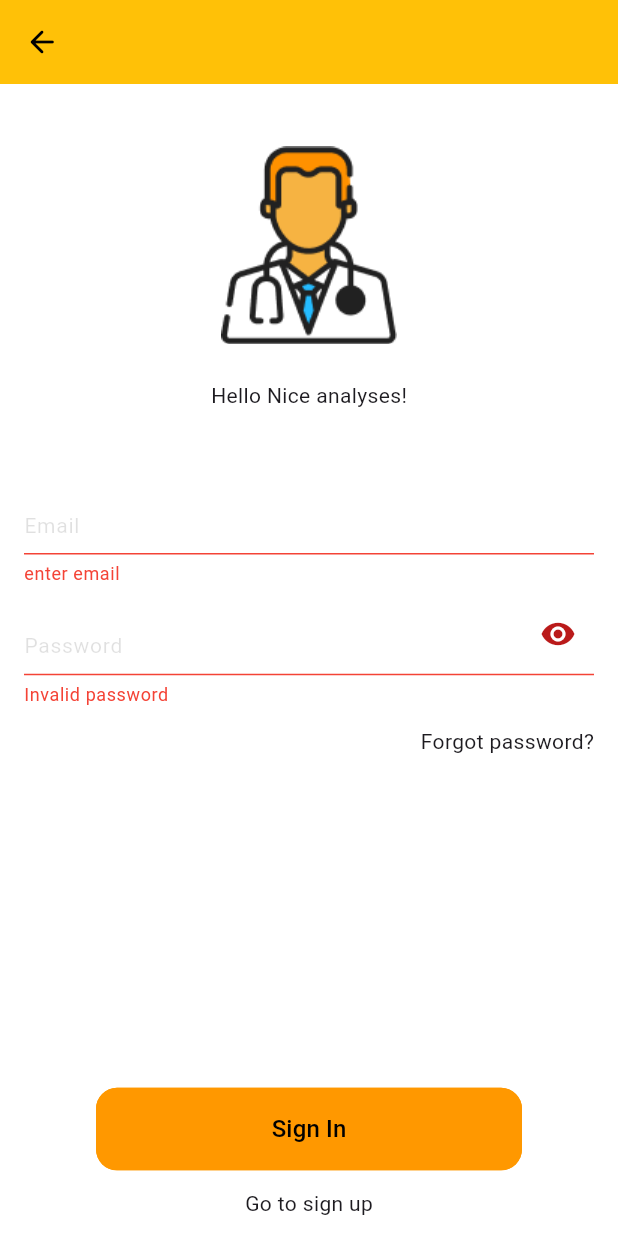
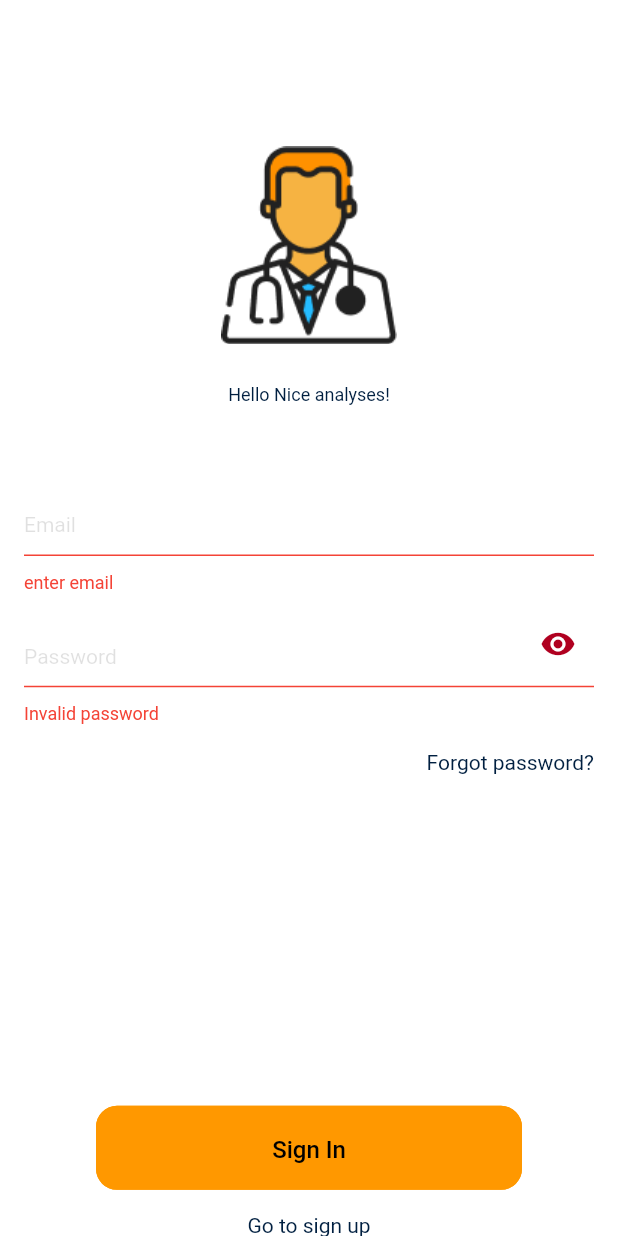
Before and after one commit to kadr0id/nice_analyses, a Flutter app: the screen it shows after launch, on a phone screen of 412 x 824 dp. Run offline on Flutter 3.47's test engine with Material 2 defaults, Android fonts, the phone set to English and light mode, and no system bars; our stand-ins replace equatable, firebase_auth, firebase_core, flutter_bloc, formz; missing offline and left inert: flow_builder; accounts and stored records are empty; generated files the repository leaves out were written again; Roboto replaces fonts that are missing (Formular).

Commit message:
add NiceTheme and ThemeData

```diff
--- /dev/null
+++ b/lib/app/nice_ui/colors/nice_colors.dart
@@ -0,0 +1,86 @@
+import 'package:flutter/material.dart';
+
+/// Defines the color palette for the Nice Colors UI Kit.
+/// Each color is a single color as well a color swatch with shades.
+///
+/// The color's shades are referred to by index. The greater the index, the
+/// darker the color. There are 10 valid indices: 50, 100, 200, ..., 900.
+abstract class NiceColors {
+  /// Black
+  static const Color black = Color(0xFF000000);
+
+  /// White
+  static const Color white = Color(0xFFFFFFFF);
+
+  /// Transparent
+  static const Color transparent = Color(0x00000000);
+
+  /// The grey primary color and swatch.
+  static const MaterialColor grey = Colors.grey;
+
+  /// The green primary color and swatch.
+  static const MaterialColor green = Colors.green;
+
+  /// The blue primary color and swatch.
+  static const Color blue = Color(0xFF3898EC);
+
+  /// The ocean blue primary color and swatch.
+  static const Color oceanBlue = Color(0xFF02569B);
+
+  /// The dark primary color.
+  static const Color darkPrimary = Color(0xFF030F1E);
+
+  /// The dark secondary color.
+  static const Color darkSecondary = Color(0x80030F1E);
+
+  /// The water primary color.
+  static const Color water = Color(0xFFBBE1FF);
+
+  /// The primary accent primary color.
+  static const Color primaryAccent = Color(0xFF001F40);
+
+  /// The secondary accent color.
+  static const Color secondaryAccent = Color(0x80001F40);
+
+  /// The tertiary accent color.
+  static const Color tertiaryAccent = Color(0x4D001F40);
+
+  /// The orange primary color.
+  static const Color orange = Color(0xFFFFA060);
+
+  /// The light orange primary color.
+  static const Color lightOrange = Color(0x80FFA060);
+
+  /// The brown text color.
+  static const Color brown = Color(0xFF8D3900);
+
+  /// The light water primary color.
+  static const Color lightWater = Color(0x80BBE1FF);
+
+  /// The safety green primary color.
+  static const Color greenPrimary = Color(0xFF79D277);
+
+  /// The safety green secondary color.
+  static const Color greenSecondary = Color(0x8079D277);
+
+  /// The safety green text color.
+  static const Color greenText = Color(0xFF0B5301);
+
+  /// The red primary color.
+  static const Color redPrimary = Color(0xFFFF8179);
+
+  /// The red secondary color.
+  static const Color redSecondary = Color(0xFFFFBEB5);
+
+  /// The red text color.
+  static const Color redText = Color(0xFF770000);
+
+  /// White secondary
+  static const Color whiteSecondary = Color(0xFFFCFCFC);
+
+  /// Element gray
+  static const Color elementGray = Color(0x1A12132D);
+
+  ///The red danger text color.
+  static const Color dangerText = Color(0xFFFC6767);
+}
--- /dev/null
+++ b/lib/app/nice_ui/theme/nice_theme.dart
@@ -0,0 +1,137 @@
+import 'package:flutter/material.dart';
+
+import '../colors/nice_colors.dart';
+import '../typography/nice_font_weight.dart';
+import '../typography/nice_text_style.dart';
+
+/// {@template nice_theme}
+/// The Default [ThemeData].
+/// {@endtemplate}
+class NiceTheme {
+  /// {@macro nice_theme}
+  const NiceTheme();
+
+  /// Default `ThemeData` for Nice UI.
+  ThemeData get themeData {
+    return ThemeData(
+      primaryColor: NiceColors.blue,
+      canvasColor: _backgroundColor,
+      scaffoldBackgroundColor: _backgroundColor,
+      bottomNavigationBarTheme: _bottomNavigationBarTheme,
+      iconTheme: _iconTheme,
+      appBarTheme: _appBarTheme,
+      dividerTheme: _dividerTheme,
+      textTheme: _textTheme,
+      inputDecorationTheme: _inputDecorationTheme,
+      buttonTheme: _buttonTheme,
+      snackBarTheme: _snackBarTheme,
+      elevatedButtonTheme: _elevatedButtonTheme,
+      textButtonTheme: _textButtonTheme,
+      textSelectionTheme: _textSelectionThemeData,
+      bottomSheetTheme: _bottomSheetThemeData,
+      focusColor: _focusedColor,
+      unselectedWidgetColor: _unselectedWidgetColor, colorScheme: _colorScheme.copyWith(background: _backgroundColor),
+    );
+  }
+
+  AppBarTheme get _appBarTheme {
+    return const AppBarTheme().copyWith(
+      backgroundColor: Colors.white,
+      titleTextStyle: NiceTextStyle.headline4,
+      elevation: 0,
+      centerTitle: true,
+      iconTheme: const IconThemeData(color: Colors.indigo),
+    );
+  }
+
+  IconThemeData get _iconTheme {
+    return const IconThemeData();
+  }
+
+  DividerThemeData get _dividerTheme {
+    return const DividerThemeData();
+  }
+
+  TextTheme get _textTheme {
+    return TextTheme(
+      displayLarge: NiceTextStyle.headline1,
+      displayMedium: NiceTextStyle.headline2,
+      displaySmall: NiceTextStyle.headline3,
+      headlineMedium: NiceTextStyle.headline4,
+      bodyLarge: NiceTextStyle.bodyText1,
+      bodyMedium: NiceTextStyle.bodyText2,
+      labelLarge: NiceTextStyle.button,
+      bodySmall: NiceTextStyle.caption,
+    ).apply(
+      bodyColor: NiceColors.primaryAccent,
+      displayColor: NiceColors.primaryAccent,
+      decorationColor: NiceColors.primaryAccent,
+    );
+  }
+
+  SnackBarThemeData get _snackBarTheme {
+    return SnackBarThemeData(
+      behavior: SnackBarBehavior.floating,
+      shape: RoundedRectangleBorder(
+        borderRadius: BorderRadius.circular(6),
+      ),
+    );
+  }
+  InputDecorationTheme get _inputDecorationTheme {
+    return InputDecorationTheme(
+      hintStyle: TextStyle(color: NiceColors.grey.shade500),
+    );
+  }
+
+  ButtonThemeData get _buttonTheme {
+    return const ButtonThemeData();
+  }
+
+  ElevatedButtonThemeData get _elevatedButtonTheme {
+    return const ElevatedButtonThemeData();
+  }
+
+  TextButtonThemeData get _textButtonTheme {
+    return TextButtonThemeData(
+      style: TextButton.styleFrom(
+        foregroundColor: NiceColors.black, textStyle: _textTheme.labelLarge?.copyWith(
+        fontWeight: NiceFontWeight.light,
+      ),
+      ),
+    );
+  }
+
+  BottomNavigationBarThemeData get _bottomNavigationBarTheme =>
+      const BottomNavigationBarThemeData(
+        selectedItemColor: NiceColors.primaryAccent,
+        unselectedItemColor: NiceColors.secondaryAccent,
+        type: BottomNavigationBarType.fixed,
+        selectedLabelStyle: TextStyle(fontSize: 10),
+        unselectedLabelStyle: TextStyle(fontSize: 10),
+        elevation: 0,
+      );
+
+  TextSelectionThemeData get _textSelectionThemeData =>
+      const TextSelectionThemeData(cursorColor: NiceColors.black);
+
+
+  ColorScheme get _colorScheme {
+    return const ColorScheme.light(primary: Colors.blue);
+  }
+
+  Color get _backgroundColor => NiceColors.white;
+
+  Color get _focusedColor => NiceColors.orange;
+
+  Color get _unselectedWidgetColor => NiceColors.tertiaryAccent;
+}
+
+@override
+BottomSheetThemeData get _bottomSheetThemeData => const BottomSheetThemeData(
+  shape: RoundedRectangleBorder(
+    borderRadius: BorderRadius.vertical(
+      top: Radius.circular(40),
+    ),
+  ),
+  clipBehavior: Clip.antiAlias,
+);
--- a/lib/app/view/app.dart
+++ b/lib/app/view/app.dart
@@ -4,6 +4,7 @@ import 'package:flutter_bloc/flutter_bloc.dart';
 
 import '../../focus_listener/focus_listener.dart';
 import '../bloc/app_bloc.dart';
+import '../nice_ui/theme/nice_theme.dart';
 import '../routes/routes.dart';
 
 class App extends StatelessWidget {
@@ -12,8 +13,9 @@ class App extends StatelessWidget {
 
   @override
   Widget build(BuildContext context) {
-    return const MaterialApp(
-      home: FocusListener(
+    return  MaterialApp(
+      theme:  const NiceTheme().themeData,
+      home: const FocusListener(
         child: UrlFlowBuilder(),
       ),
     );
--- a/lib/main.dart
+++ b/lib/main.dart
@@ -1,5 +1,6 @@
 import 'package:firebase_core/firebase_core.dart';
 import 'package:flutter/material.dart';
+import 'package:nice_analyses/app/nice_ui/theme/nice_theme.dart';
 import 'package:nice_analyses/sign_in/view/sign_in_page.dart';
 
 import 'firebase_options.dart';
@@ -17,12 +18,13 @@ class MyApp extends StatelessWidget {
 
   @override
   Widget build(BuildContext context) {
-    return MaterialApp(
+    return  MaterialApp(
       title: 'Nice Analyses',
-      theme: ThemeData(
-        colorScheme: ColorScheme.fromSeed(seedColor: Colors.deepPurple),
-        useMaterial3: true,
-      ),
+      theme: const NiceTheme().themeData,
+      // ThemeData(
+      //   colorScheme: ColorScheme.fromSeed(seedColor: Colors.deepPurple),
+      //   useMaterial3: true,
+      // ),
       home:  const SignInPage(),
     );
   }
--- a/lib/sign_in/view/sign_in_page.dart
+++ b/lib/sign_in/view/sign_in_page.dart
@@ -1,5 +1,7 @@
 import 'package:flutter/material.dart';
 import 'package:nice_analyses/sign_in/view/sign_in_view.dart';
+
+import '../../app/nice_ui/widgets/nice_app_bar.dart';
 
 class SignInPage extends StatelessWidget {
   const SignInPage({Key? key}) : super(key: key);
@@ -14,15 +16,8 @@ class SignInPage extends StatelessWidget {
   @override
   Widget build(BuildContext context) {
     return Scaffold(
-      appBar: AppBar(
-        elevation: 0,
-        leading: IconButton(
-          key: const Key('signInPage_back_button'),
-          icon: const Icon(Icons.arrow_back_rounded),
-          onPressed: () => Navigator.of(context).pop(),
-          color: Colors.black,
-        ),
-        backgroundColor: Colors.amber,
+      appBar: const NiceAppBar(
+        showLeading: false,
       ),
       body: Container(
         color: Colors.white,
```
